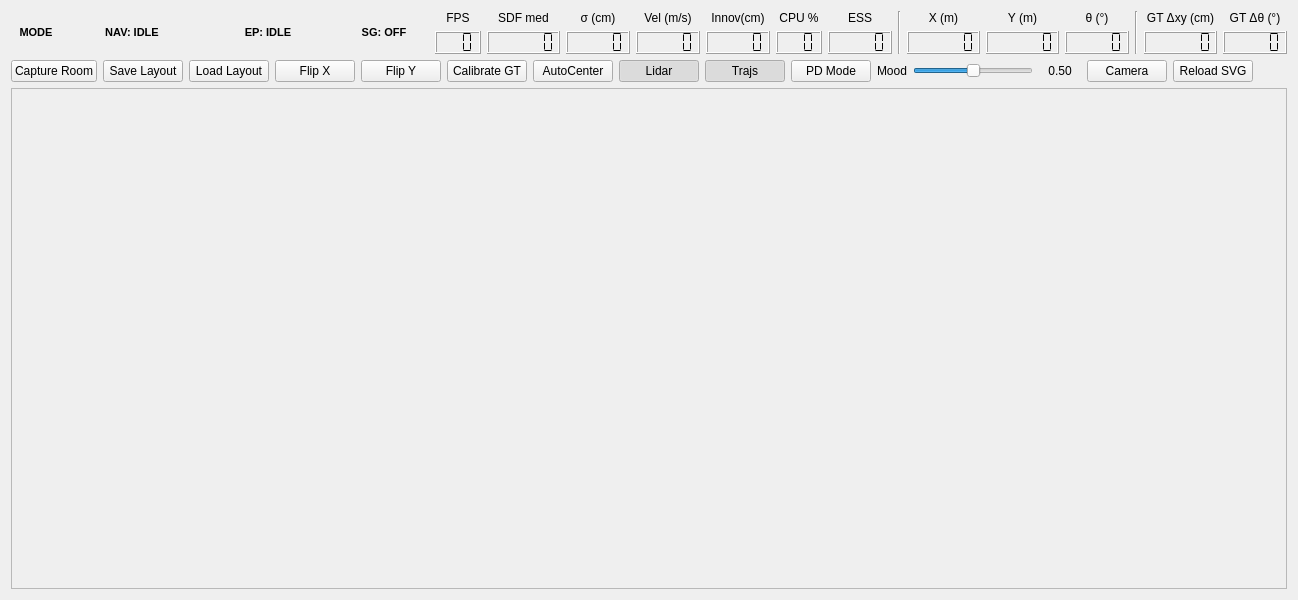
pbustos/beta-robotica-class, file ainf_slamo/src/mainUI.ui: the form before one commit.
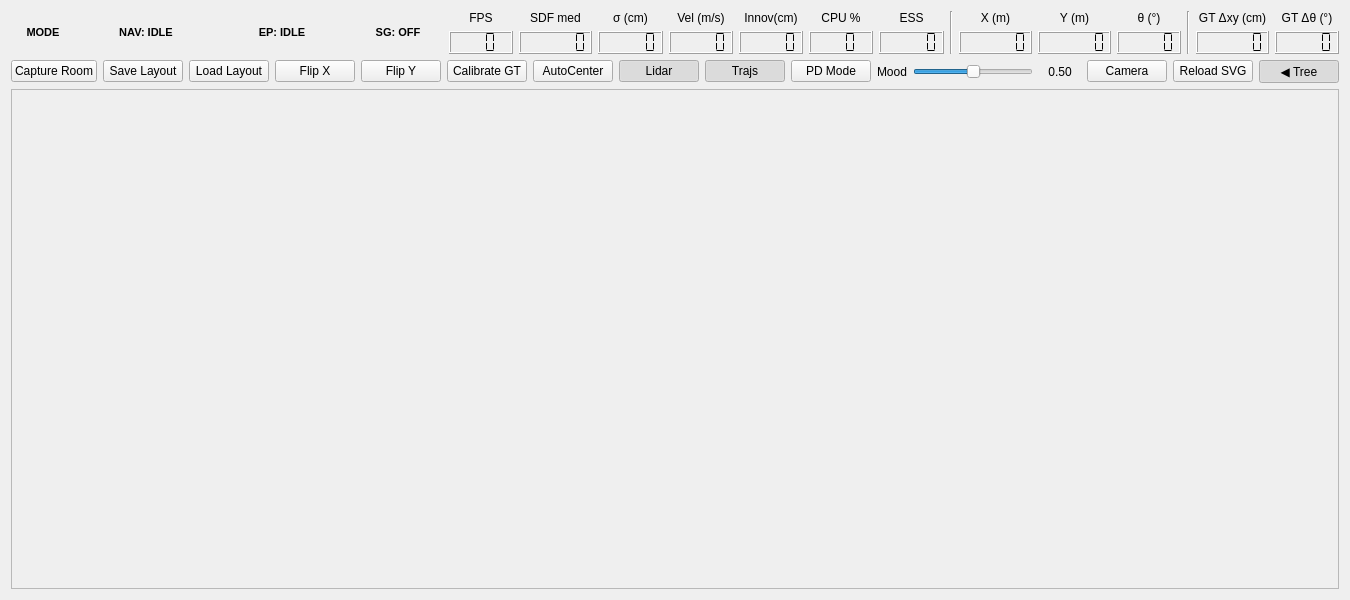
The form after the commit.

Patch:
```diff
--- a/ainf_slamo/src/mainUI.ui
+++ b/ainf_slamo/src/mainUI.ui
@@ -432,6 +432,14 @@
          <property name="toolTip"><string>Reload all meshes from SVG file (clears fitted overrides)</string></property>
         </widget>
        </item>
+       <item>
+        <widget class="QPushButton" name="pushButton_toggleTree">
+         <property name="text"><string>◀ Tree</string></property>
+         <property name="checkable"><bool>true</bool></property>
+         <property name="checked"><bool>true</bool></property>
+         <property name="toolTip"><string>Show/hide the scene tree panel</string></property>
+        </widget>
+       </item>
        <item>
         <spacer name="horizontalSpacer_buttons">
          <property name="orientation"><enum>Qt::Horizontal</enum></property>
```
